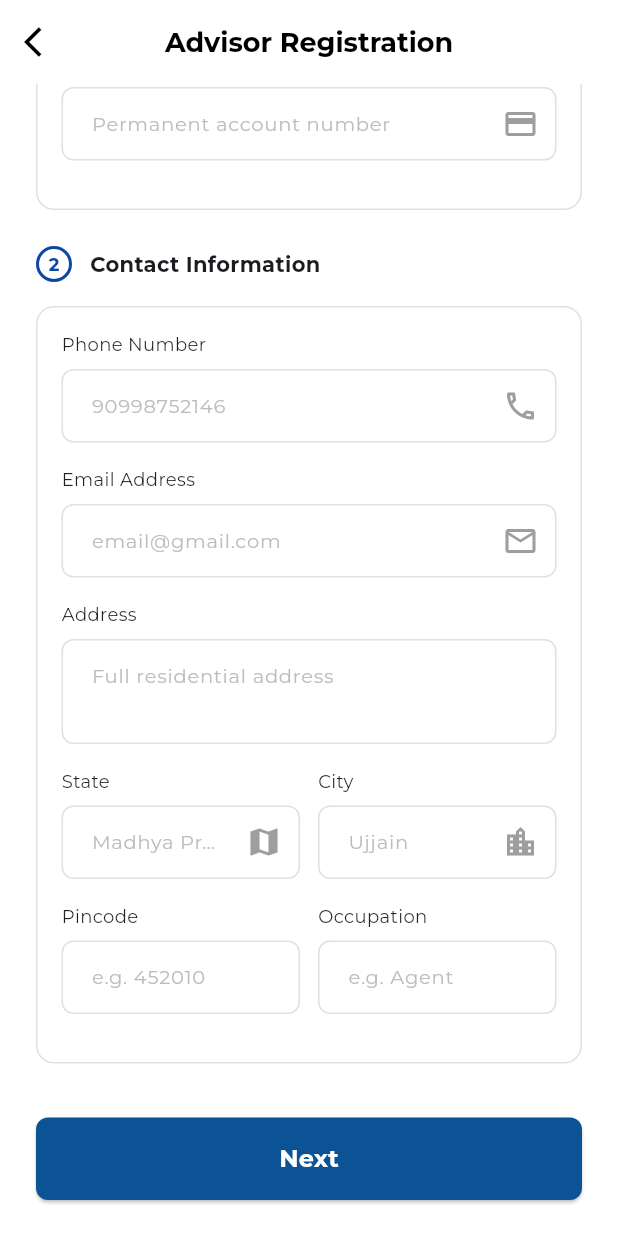
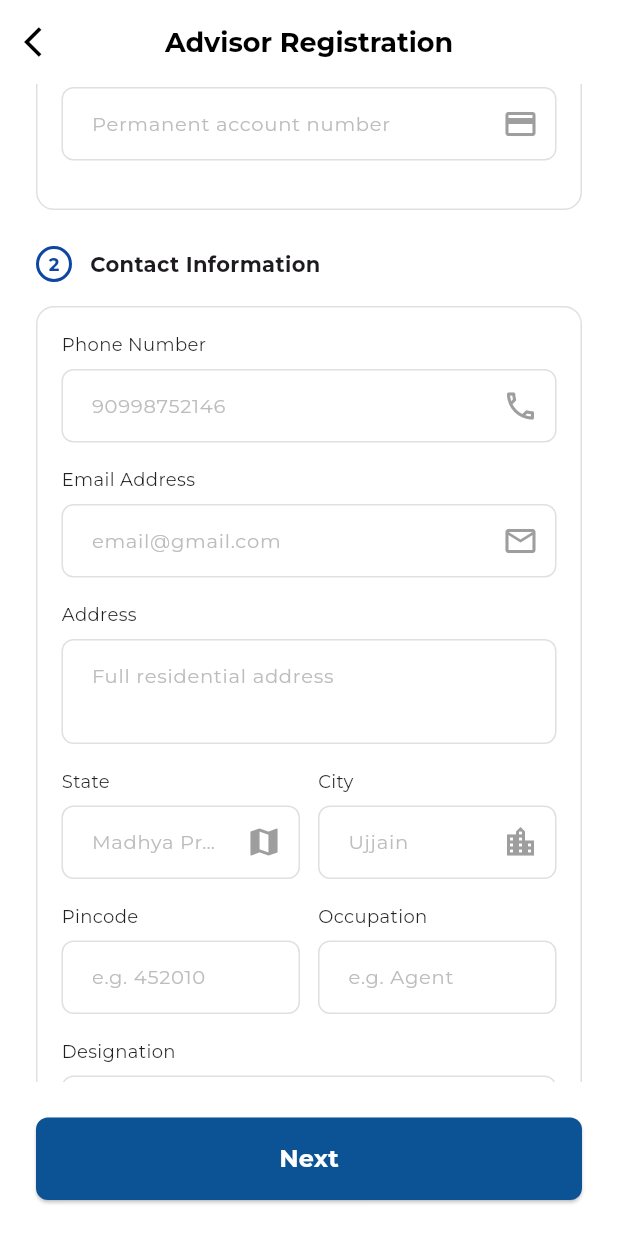
Before and after one commit to Hemant-05/prarambh_infra, a Flutter app: the AdvisorRegistrationScreen screen opened by its route, scrolled down 453 dp, on a phone screen of 412 x 824 dp. Run offline on Flutter 3.47's test engine with Material 3 defaults, Android fonts, the light colour scheme and no system bars; our stand-ins replace camera, chewie, dio, dotted_border, file_picker, flutter_secure_storage and 5 more; missing offline and left inert: graphview; accounts and stored records are empty; generated files the repository leaves out were written again.

Commit message:
Admin & Advisor recruitment section update.

```diff
--- a/lib/features/advisor/presentation/screens/advisor_profile_screen.dart
+++ b/lib/features/advisor/presentation/screens/advisor_profile_screen.dart
@@ -41,7 +41,7 @@ class _AdvisorProfileScreenState extends State<AdvisorProfileScreen> {
           await provider.fetchProfile(id);
         },
         child: CustomScrollView(
-          physics: const AlwaysScrollableScrollPhysics(parent: BouncingScrollPhysics()),
+          physics: const AlwaysScrollableScrollPhysics(),
           slivers: [
             _buildProfileHeader(provider.profile!, primaryBlue, isDark),
             SliverPadding(
--- a/lib/features/auth/data/models/user_model.dart
+++ b/lib/features/auth/data/models/user_model.dart
@@ -5,6 +5,7 @@ class UserModel {
   final String phone;
   final String role;
   final String status;
+  final String? designation;
   final String? advisorCode;
   final int? leaderId;
   final String? profilePhoto;
@@ -16,6 +17,7 @@ class UserModel {
     required this.phone,
     required this.role,
     required this.status,
+    this.designation,
     this.advisorCode,
     this.leaderId,
     this.profilePhoto,
@@ -30,6 +32,7 @@ class UserModel {
       phone: json['phone'] ?? '',
       role: json['role'] ?? 'User',
       status: json['status'] ?? 'Active',
+      designation: json['designation']?.toString(),
       advisorCode: json['Advisor_code'],
       leaderId: json['leader_id'] is int ? json['leader_id'] : int.tryParse(json['leader_id']?.toString() ?? ''),
       profilePhoto: json['profile_photo'],
--- a/lib/features/recruitment/presentation/providers/advisor_registration_provider.dart
+++ b/lib/features/recruitment/presentation/providers/advisor_registration_provider.dart
@@ -23,6 +23,7 @@ class AdvisorRegistrationProvider extends ChangeNotifier {
   final pincodeCtrl = TextEditingController();
 
   String gender = 'Male';
+  String designation = 'Advisor';
   final stateCtrl = TextEditingController();
   final cityCtrl =  TextEditingController();
 
@@ -77,7 +78,7 @@ class AdvisorRegistrationProvider extends ChangeNotifier {
     _isLoading = true; notifyListeners();
     try {
       final success = await repository.registerAdvisorDetailed(
-          fullName: nameCtrl.text, email: emailCtrl.text, phone: phoneCtrl.text, designation: 'Advisor',
+          fullName: nameCtrl.text, email: emailCtrl.text, phone: phoneCtrl.text, designation: designation,
           fatherName: fatherNameCtrl.text, dob: dobCtrl.text, gender: gender,
           nomineeName: nomineeNameCtrl.text, nomineePhone: nomineePhoneCtrl.text, relationship: relationship,
           occupation: occupationCtrl.text, aadhaar: aadharCtrl.text, pan: panCtrl.text,
@@ -92,7 +93,7 @@ class AdvisorRegistrationProvider extends ChangeNotifier {
         nameCtrl.clear(); fatherNameCtrl.clear(); dobCtrl.clear(); aadharCtrl.clear(); panCtrl.clear();
         phoneCtrl.clear(); emailCtrl.clear(); addressCtrl.clear(); occupationCtrl.clear(); pincodeCtrl.clear();
         nomineeNameCtrl.clear(); nomineePhoneCtrl.clear(); bankNameCtrl.clear(); accNumberCtrl.clear(); ifscCtrl.clear();
-        branchCtrl.clear(); leaderCodeCtrl.clear();
+        branchCtrl.clear(); leaderCodeCtrl.clear(); designation = 'Advisor';
         aadharFront = null; aadharBack = null; panPhoto = null; panBackPhoto = null; profilePhoto = null;
       }
 
--- a/lib/features/recruitment/presentation/screens/advisor_registration_screen.dart
+++ b/lib/features/recruitment/presentation/screens/advisor_registration_screen.dart
@@ -5,6 +5,7 @@ import 'package:google_fonts/google_fonts.dart';
 import 'package:dotted_border/dotted_border.dart';
 import 'package:provider/provider.dart';
 import '../../../../../core/theme/app_colors.dart';
+import '../../../auth/presentation/providers/auth_provider.dart';
 import '../providers/advisor_registration_provider.dart';
 
 class AdvisorRegistrationScreen extends StatefulWidget {
@@ -42,6 +43,39 @@ class _AdvisorRegistrationScreenState extends State<AdvisorRegistrationScreen> {
   Widget build(BuildContext context) {
     final primaryBlue = AppColors.getPrimaryBlue(context);
     final provider = context.watch<AdvisorRegistrationProvider>();
+    final currentUser = context.read<AuthProvider>().currentUser;
+
+    // RULE: If logged-in user is 'Advisor' role and their designation is exactly 'advisor' (or null), block them.
+    final isRoleAdvisor = currentUser?.role.toLowerCase() == 'advisor';
+    final userDesignation = (currentUser?.designation ?? '').toLowerCase();
+
+    if (isRoleAdvisor && (userDesignation == 'advisor' || userDesignation.isEmpty)) {
+      return Scaffold(
+        backgroundColor: Colors.white,
+        appBar: AppBar(
+          backgroundColor: Colors.white,
+          elevation: 0,
+          leading: IconButton(
+            icon: const Icon(Icons.arrow_back_ios, color: Colors.black),
+            onPressed: () => Navigator.pop(context),
+          ),
+        ),
+        body: Center(
+          child: Padding(
+            padding: const EdgeInsets.all(24.0),
+            child: Text(
+              'You do not have permission to recruit an Advisor.',
+              style: GoogleFonts.montserrat(
+                fontSize: 16,
+                fontWeight: FontWeight.bold,
+                color: Colors.red,
+              ),
+              textAlign: TextAlign.center,
+            ),
+          ),
+        ),
+      );
+    }
 
     return Scaffold(
       backgroundColor: Colors.white,
@@ -91,6 +125,7 @@ class _AdvisorRegistrationScreenState extends State<AdvisorRegistrationScreen> {
                           final success = await provider.submitRegistration(
                             context,
                           );
+                          if (!context.mounted) return;
                           if (success) {
                             ScaffoldMessenger.of(context).showSnackBar(
                               const SnackBar(
@@ -136,6 +171,31 @@ class _AdvisorRegistrationScreenState extends State<AdvisorRegistrationScreen> {
   // STEP 1 UI
   // ==========================================
   Widget _buildStepOne(AdvisorRegistrationProvider provider) {
+    final currentUser = context.read<AuthProvider>().currentUser;
+    // Generate Designation Options
+    List<String> designationOptions = ['Advisor'];
+
+    final role = currentUser?.role.toLowerCase() ?? '';
+    final designationStr = (currentUser?.designation ?? '').toLowerCase();
+
+    if (role == 'admin' || role == 'superadmin') {
+      designationOptions = [
+        'Advisor',
+        'Supervisor',
+        'Manager',
+        'Chief Manager',
+        'Senior Manager',
+        'Director'
+      ];
+    } else if (role == 'advisor' && designationStr == 'director') {
+      designationOptions = ['Advisor', 'Supervisor'];
+    }
+
+    // Ensure state matches valid list initially
+    if (!designationOptions.contains(provider.designation)) {
+      provider.designation = designationOptions.first;
+    }
+
     return SingleChildScrollView(
       padding: const EdgeInsets.symmetric(horizontal: 24, vertical: 12),
       child: Column(
@@ -267,6 +327,12 @@ class _AdvisorRegistrationScreenState extends State<AdvisorRegistrationScreen> {
                       ),
                     ),
                   ],
+                ),
+                _buildDropdown(
+                  'Designation',
+                  provider.designation,
+                  designationOptions,
+                  (v) => setState(() => provider.designation = v!),
                 ),
               ],
             ),
```
